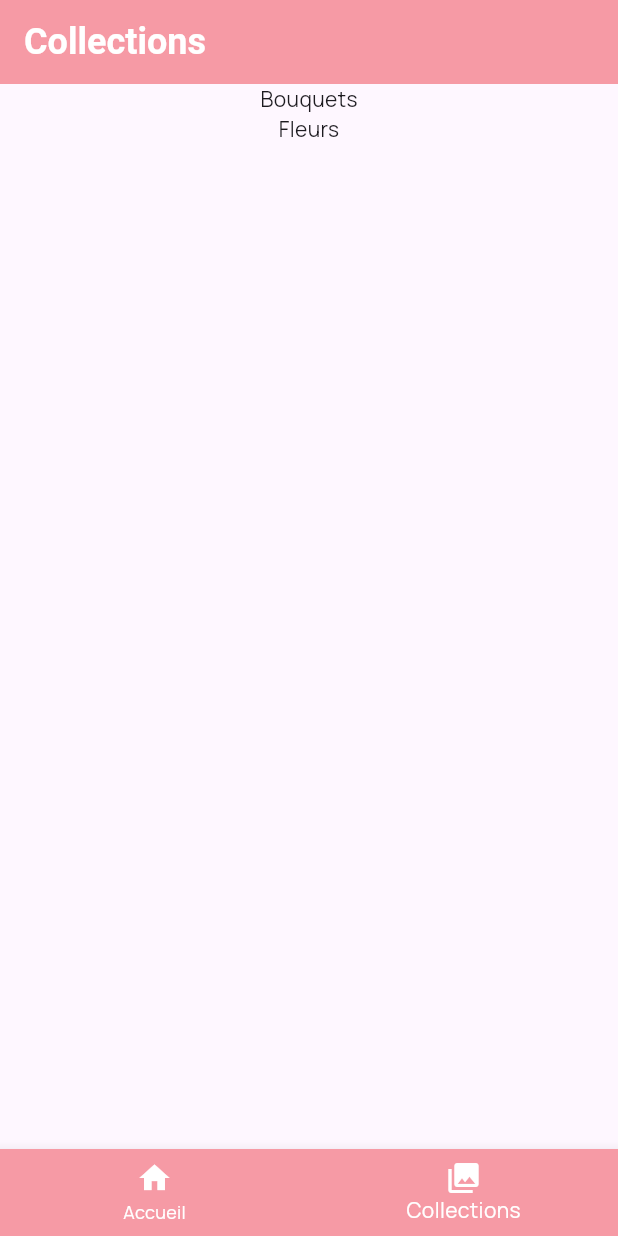
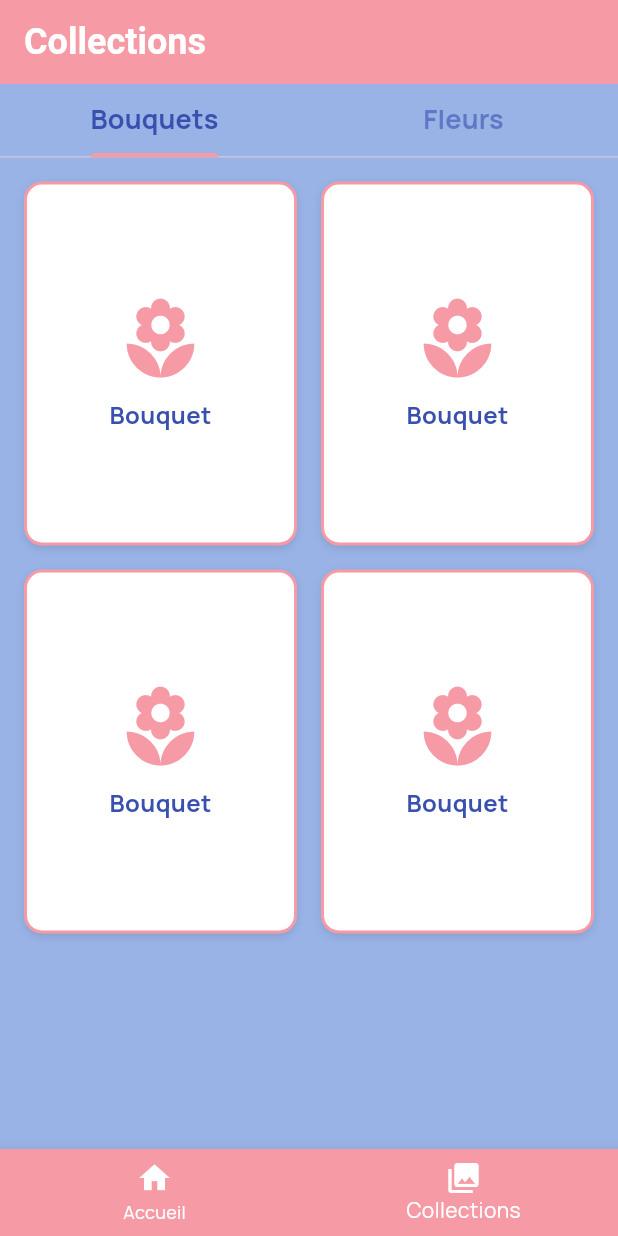
Before and after one commit to florianelouis/bouquet-blossom, a Flutter app: the MainPage screen opened directly, item 2 of the bottom bar chosen, on a phone screen of 412 x 824 dp. Run offline on Flutter 3.47's test engine with Material 3 defaults, Android fonts, the phone set to English and light mode, and no system bars; our stand-ins replace audioplayers, google_fonts.

Commit message:
Flowers and bouquets collections tabs

```diff
--- a/lib/screen/assets/collections.dart
+++ b/lib/screen/assets/collections.dart
@@ -1,16 +1,178 @@
 import 'package:flutter/material.dart';
+import 'package:bouquetblossom/constants/app_colors.dart';
 
-class CollectionsPage extends StatelessWidget {
+class CollectionsPage extends StatefulWidget {
   const CollectionsPage({super.key});
 
   @override
+  State<CollectionsPage> createState() => _CollectionsPageState();
+}
+
+class _CollectionsPageState extends State<CollectionsPage>
+    with SingleTickerProviderStateMixin {
+  late TabController _tabController;
+
+  @override
+  void initState() {
+    super.initState();
+    _tabController = TabController(length: 2, vsync: this);
+  }
+
+  @override
+  void dispose() {
+    _tabController.dispose();
+    super.dispose();
+  }
+
+  @override
   Widget build(BuildContext context) {
-    return const Center(
-      child: Column(
-        children: [
-          Text('Bouquets'),
-          Text('Fleurs'),
+    return Column(
+      children: [
+        Container(
+          color: AppColors.lightBlue,
+          // Onglets
+          child: TabBar(
+            controller: _tabController,
+            labelColor: AppColors.darkBlue,
+            unselectedLabelColor: AppColors.darkBlue.withValues(alpha: 0.6),
+            indicatorColor: AppColors.sakuraPink,
+            indicatorWeight: 3,
+            labelStyle: const TextStyle(
+              fontSize: 18,
+              fontWeight: FontWeight.bold,
+              fontFamily: 'Manrope',
+            ),
+            tabs: const [
+              Tab(text: 'Bouquets'),
+              Tab(text: 'Fleurs'),
+            ],
+          ),
+        ),
+        Expanded(
+          child: Container(
+            color: AppColors.lightBlue,
+            child: TabBarView(
+              controller: _tabController,
+              children: [_bouquetsCollection(), _flowersCollection()],
+            ),
+          ),
+        ),
+      ],
+    );
+  }
+
+  // Collection des bouquets
+  Widget _bouquetsCollection() {
+    return Padding(
+      padding: const EdgeInsets.all(16.0),
+      child: GridView.builder(
+        gridDelegate: const SliverGridDelegateWithFixedCrossAxisCount(
+          crossAxisCount: 2,
+          crossAxisSpacing: 16,
+          mainAxisSpacing: 16,
+          childAspectRatio: 0.75,
+        ),
+        itemCount: 4,
+        itemBuilder: (context, index) {
+          return _bouquetCard();
+        },
+      ),
+    );
+  }
+
+  // Collection des fleurs
+  Widget _flowersCollection() {
+    return Padding(
+      padding: const EdgeInsets.all(16.0),
+      child: GridView.builder(
+        gridDelegate: const SliverGridDelegateWithFixedCrossAxisCount(
+          crossAxisCount: 2,
+          crossAxisSpacing: 16,
+          mainAxisSpacing: 16,
+          childAspectRatio: 0.75,
+        ),
+        itemCount: 4,
+        itemBuilder: (context, index) {
+          return _flowerCard();
+        },
+      ),
+    );
+  }
+
+  // Card d'un bouquet
+  Widget _bouquetCard() {
+    return Container(
+      decoration: BoxDecoration(
+        color: AppColors.white,
+        borderRadius: BorderRadius.circular(12),
+        border: Border.all(color: AppColors.sakuraPink, width: 2),
+        boxShadow: [
+          BoxShadow(
+            color: Colors.black.withValues(alpha: 0.1),
+            blurRadius: 4,
+            offset: const Offset(0, 2),
+          ),
         ],
+      ),
+      child: const Center(
+        child: Column(
+          mainAxisAlignment: MainAxisAlignment.center,
+          children: [
+            Icon(Icons.local_florist, size: 60, color: AppColors.sakuraPink),
+            SizedBox(height: 8),
+            Text(
+              'Bouquet',
+              style: TextStyle(
+                fontSize: 16,
+                fontWeight: FontWeight.bold,
+                color: AppColors.darkBlue,
+              ),
+            ),
+          ],
+        ),
+      ),
+    );
+  }
+
+  // Card d'une fleur
+  Widget _flowerCard() {
+    final List<String> flowers = [
+      'assets/images/sakura.webp',
+      'assets/images/poppy.webp',
+      'assets/images/lily.webp',
+      'assets/images/sunflower.webp',
+    ];
+
+    return Container(
+      decoration: BoxDecoration(
+        color: AppColors.white,
+        borderRadius: BorderRadius.circular(12),
+        border: Border.all(color: AppColors.matchaGreen, width: 2),
+        boxShadow: [
+          BoxShadow(
+            color: Colors.black.withValues(alpha: 0.1),
+            blurRadius: 4,
+            offset: const Offset(0, 2),
+          ),
+        ],
+      ),
+      child: ClipRRect(
+        borderRadius: BorderRadius.circular(12),
+        child: Padding(
+          padding: const EdgeInsets.all(16.0),
+          child: Image.asset(
+            //TODO : mettre les fleurs récoltées
+            flowers[3],
+            fit: BoxFit.contain,
+            errorBuilder: (context, error, stackTrace) {
+              return const Icon(
+                Icons.error_outline,
+                size: 50,
+                color: Colors.red,
+              );
+            },
+          ),
+        ),
       ),
     );
   }
--- a/lib/screen/assets/home.dart
+++ b/lib/screen/assets/home.dart
@@ -32,7 +32,7 @@ class _AssetsHomeState extends State<AssetsHome> {
               ),
               child: const Center(
                 child: Text(
-                  'Bouquet de fleurs',
+                  'Bouquet de fleurs en cours',
                   style: TextStyle(fontSize: 16, fontWeight: FontWeight.bold),
                 ),
               ),
```
